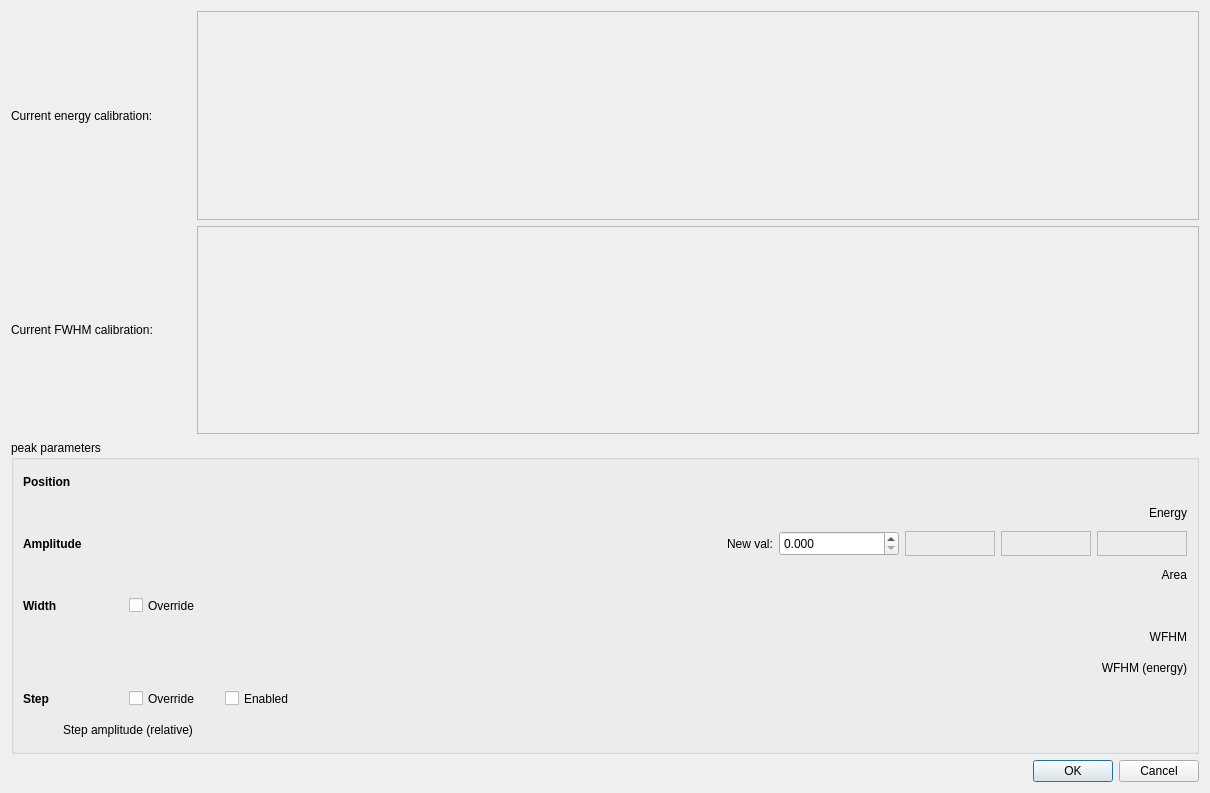
martukas/daquiri-qpx, file source/gui/fitter/FormPeakInfo.ui: the form before one commit.
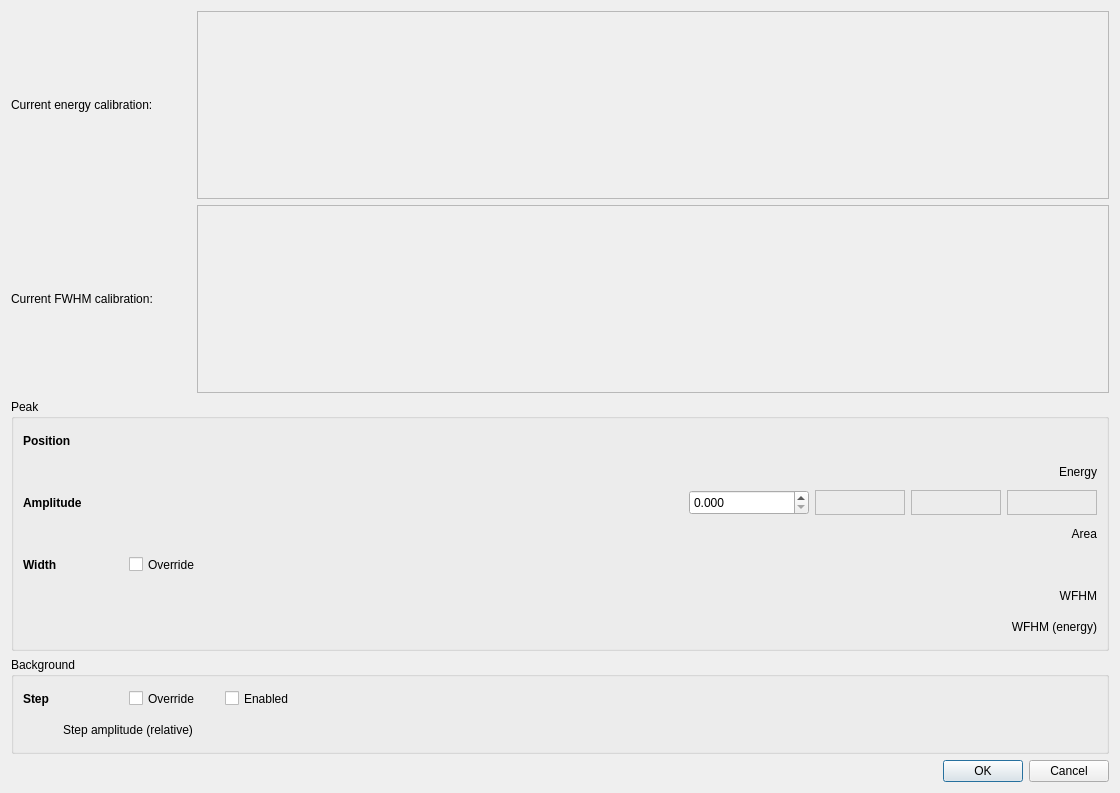
The form after the commit. Icons and pictures are not drawn.

The edit to the form file:
```diff
--- a/source/gui/fitter/FormPeakInfo.ui
+++ b/source/gui/fitter/FormPeakInfo.ui
@@ -6,7 +6,7 @@
    <rect>
     <x>0</x>
     <y>0</y>
-    <width>1210</width>
+    <width>1120</width>
     <height>793</height>
    </rect>
   </property>
@@ -29,7 +29,7 @@
      <item>
       <widget class="QGroupBox" name="groupBox_3">
        <property name="title">
-        <string>peak parameters</string>
+        <string>Peak</string>
        </property>
        <layout class="QGridLayout" name="gridLayout_3">
         <item row="2" column="0">
@@ -59,31 +59,6 @@
             </property>
            </widget>
           </item>
-          <item>
-           <widget class="QLabel" name="label_54">
-            <property name="sizePolicy">
-             <sizepolicy hsizetype="Maximum" vsizetype="Preferred">
-              <horstretch>0</horstretch>
-              <verstretch>0</verstretch>
-             </sizepolicy>
-            </property>
-            <property name="minimumSize">
-             <size>
-              <width>0</width>
-              <height>25</height>
-             </size>
-            </property>
-            <property name="maximumSize">
-             <size>
-              <width>16777215</width>
-              <height>25</height>
-             </size>
-            </property>
-            <property name="text">
-             <string>New val:</string>
-            </property>
-           </widget>
-          </item>
           <item>
            <widget class="QDoubleSpinBox" name="doubleAmplitude">
             <property name="minimumSize">
@@ -216,136 +191,6 @@
           </item>
          </layout>
         </item>
-        <item row="10" column="0">
-         <layout class="QHBoxLayout" name="horizontalStepAmp">
-          <item>
-           <spacer name="horizontalSpacer_4">
-            <property name="orientation">
-             <enum>Qt::Horizontal</enum>
-            </property>
-            <property name="sizeType">
-             <enum>QSizePolicy::Maximum</enum>
-            </property>
-            <property name="sizeHint" stdset="0">
-             <size>
-              <width>40</width>
-              <height>20</height>
-             </size>
-            </property>
-           </spacer>
-          </item>
-          <item>
-           <widget class="QLabel" name="label_12">
-            <property name="minimumSize">
-             <size>
-              <width>0</width>
-              <height>25</height>
-             </size>
-            </property>
-            <property name="maximumSize">
-             <size>
-              <width>16777215</width>
-              <height>25</height>
-             </size>
-            </property>
-            <property name="text">
-             <string>Step amplitude (relative)</string>
-            </property>
-           </widget>
-          </item>
-         </layout>
-        </item>
-        <item row="9" column="0">
-         <layout class="QHBoxLayout" name="horizontalLayout_19">
-          <item>
-           <widget class="QLabel" name="label_4">
-            <property name="sizePolicy">
-             <sizepolicy hsizetype="Preferred" vsizetype="Preferred">
-              <horstretch>0</horstretch>
-              <verstretch>0</verstretch>
-             </sizepolicy>
-            </property>
-            <property name="minimumSize">
-             <size>
-              <width>100</width>
-              <height>0</height>
-             </size>
-            </property>
-            <property name="maximumSize">
-             <size>
-              <width>16777215</width>
-              <height>16777215</height>
-             </size>
-            </property>
-            <property name="font">
-             <font>
-              <weight>75</weight>
-              <bold>true</bold>
-             </font>
-            </property>
-            <property name="text">
-             <string>Step</string>
-            </property>
-           </widget>
-          </item>
-          <item>
-           <widget class="QCheckBox" name="checkStepOverride">
-            <property name="enabled">
-             <bool>true</bool>
-            </property>
-            <property name="sizePolicy">
-             <sizepolicy hsizetype="Minimum" vsizetype="Fixed">
-              <horstretch>0</horstretch>
-              <verstretch>0</verstretch>
-             </sizepolicy>
-            </property>
-            <property name="minimumSize">
-             <size>
-              <width>90</width>
-              <height>25</height>
-             </size>
-            </property>
-            <property name="maximumSize">
-             <size>
-              <width>16777215</width>
-              <height>25</height>
-             </size>
-            </property>
-            <property name="text">
-             <string>Override</string>
-            </property>
-           </widget>
-          </item>
-          <item>
-           <widget class="QCheckBox" name="checkStepEnable">
-            <property name="enabled">
-             <bool>true</bool>
-            </property>
-            <property name="sizePolicy">
-             <sizepolicy hsizetype="Expanding" vsizetype="Fixed">
-              <horstretch>0</horstretch>
-              <verstretch>0</verstretch>
-             </sizepolicy>
-            </property>
-            <property name="minimumSize">
-             <size>
-              <width>90</width>
-              <height>25</height>
-             </size>
-            </property>
-            <property name="maximumSize">
-             <size>
-              <width>16777215</width>
-              <height>25</height>
-             </size>
-            </property>
-            <property name="text">
-             <string>Enabled</string>
-            </property>
-           </widget>
-          </item>
-         </layout>
-        </item>
         <item row="4" column="0">
          <layout class="QHBoxLayout" name="horizontalWidth">
           <item>
@@ -648,6 +493,148 @@
        </layout>
       </widget>
      </item>
+     <item>
+      <widget class="QGroupBox" name="groupBox">
+       <property name="title">
+        <string>Background</string>
+       </property>
+       <layout class="QGridLayout" name="gridLayout_2">
+        <item row="1" column="0">
+         <layout class="QHBoxLayout" name="horizontalStepAmp">
+          <item>
+           <spacer name="horizontalSpacer_4">
+            <property name="orientation">
+             <enum>Qt::Horizontal</enum>
+            </property>
+            <property name="sizeType">
+             <enum>QSizePolicy::Maximum</enum>
+            </property>
+            <property name="sizeHint" stdset="0">
+             <size>
+              <width>40</width>
+              <height>20</height>
+             </size>
+            </property>
+           </spacer>
+          </item>
+          <item>
+           <widget class="QLabel" name="label_12">
+            <property name="minimumSize">
+             <size>
+              <width>0</width>
+              <height>25</height>
+             </size>
+            </property>
+            <property name="maximumSize">
+             <size>
+              <width>16777215</width>
+              <height>25</height>
+             </size>
+            </property>
+            <property name="text">
+             <string>Step amplitude (relative)</string>
+            </property>
+           </widget>
+          </item>
+         </layout>
+        </item>
+        <item row="0" column="0">
+         <layout class="QHBoxLayout" name="horizontalLayout_19">
+          <item>
+           <widget class="QLabel" name="label_4">
+            <property name="sizePolicy">
+             <sizepolicy hsizetype="Preferred" vsizetype="Preferred">
+              <horstretch>0</horstretch>
+              <verstretch>0</verstretch>
+             </sizepolicy>
+            </property>
+            <property name="minimumSize">
+             <size>
+              <width>100</width>
+              <height>0</height>
+             </size>
+            </property>
+            <property name="maximumSize">
+             <size>
+              <width>16777215</width>
+              <height>16777215</height>
+             </size>
+            </property>
+            <property name="font">
+             <font>
+              <weight>75</weight>
+              <bold>true</bold>
+             </font>
+            </property>
+            <property name="text">
+             <string>Step</string>
+            </property>
+           </widget>
+          </item>
+          <item>
+           <widget class="QCheckBox" name="checkStepOverride">
+            <property name="enabled">
+             <bool>true</bool>
+            </property>
+            <property name="sizePolicy">
+             <sizepolicy hsizetype="Minimum" vsizetype="Fixed">
+              <horstretch>0</horstretch>
+              <verstretch>0</verstretch>
+             </sizepolicy>
+            </property>
+            <property name="minimumSize">
+             <size>
+              <width>90</width>
+              <height>25</height>
+             </size>
+            </property>
+            <property name="maximumSize">
+             <size>
+              <width>16777215</width>
+              <height>25</height>
+             </size>
+            </property>
+            <property name="text">
+             <string>Override</string>
+            </property>
+           </widget>
+          </item>
+          <item>
+           <widget class="QCheckBox" name="checkStepEnable">
+            <property name="enabled">
+             <bool>true</bool>
+            </property>
+            <property name="sizePolicy">
+             <sizepolicy hsizetype="Expanding" vsizetype="Fixed">
+              <horstretch>0</horstretch>
+              <verstretch>0</verstretch>
+             </sizepolicy>
+            </property>
+            <property name="minimumSize">
+             <size>
+              <width>90</width>
+              <height>25</height>
+             </size>
+            </property>
+            <property name="maximumSize">
+             <size>
+              <width>16777215</width>
+              <height>25</height>
+             </size>
+            </property>
+            <property name="text">
+             <string>Enabled</string>
+            </property>
+           </widget>
+          </item>
+         </layout>
+        </item>
+        <item row="2" column="0">
+         <layout class="QHBoxLayout" name="horizontalTail"/>
+        </item>
+       </layout>
+      </widget>
+     </item>
     </layout>
    </item>
    <item row="0" column="0">
```
Left out of the diff: 3 changed lines with no effect on the pictures.
